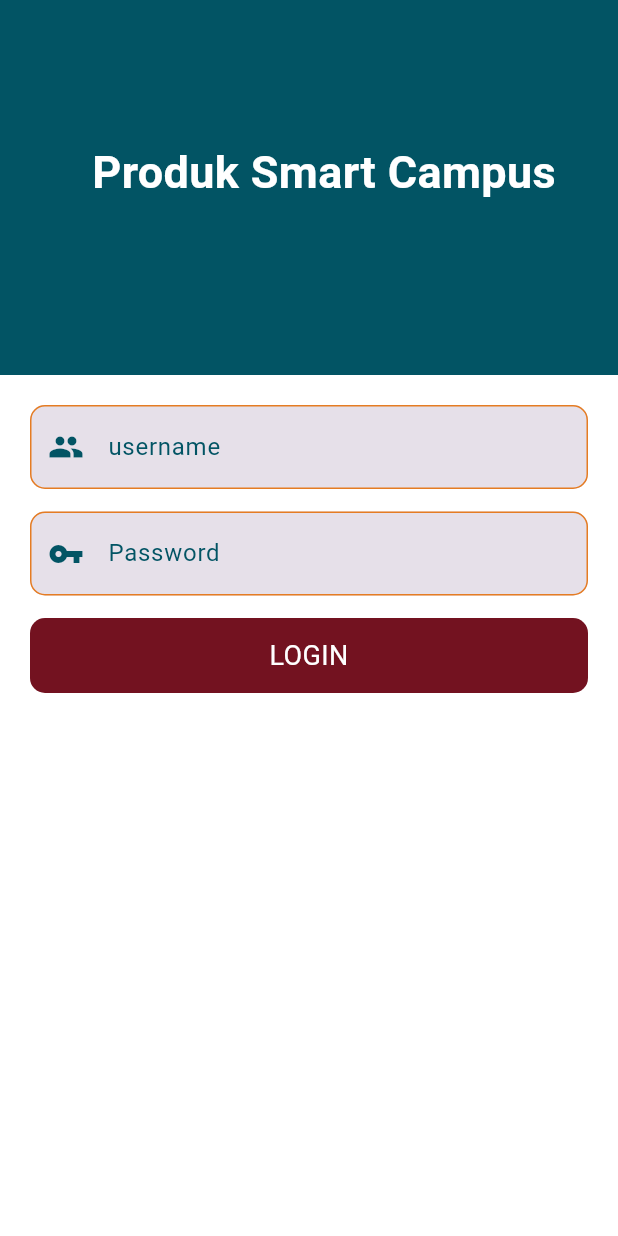
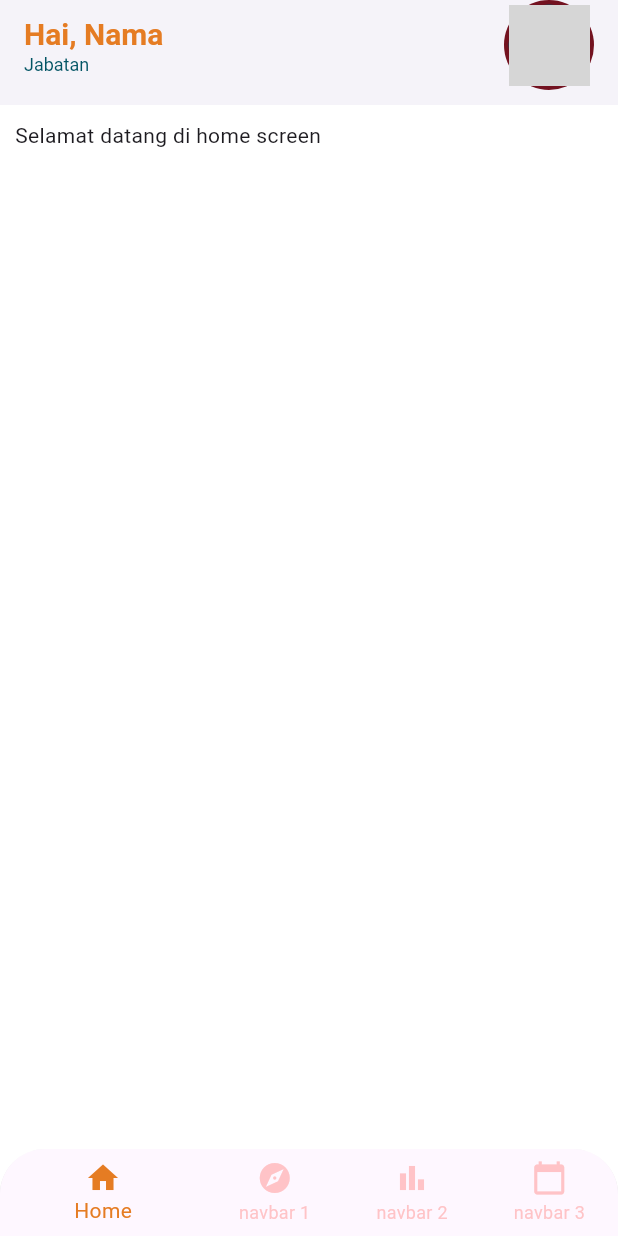
Before and after one commit to reflan/project_if22a, a Flutter app: the screen it shows after launch, on a phone screen of 412 x 824 dp. Run offline on Flutter 3.47's test engine with Material 3 defaults, Android fonts, the phone set to English and light mode, and no system bars; our stand-ins replace get; grey boxes are pictures that could not be loaded.

Commit message:
commit materi

```diff
--- a/lib/main.dart
+++ b/lib/main.dart
@@ -1,6 +1,7 @@
 import 'package:flutter/material.dart';
 import 'package:get/get.dart';
 import 'package:project_if22a/config/asset.dart';
+import 'package:project_if22a/screen/admin/dashboard_admin.dart';
 import 'package:project_if22a/screen/login.dart';
 
 void main() {
@@ -18,7 +19,7 @@ class MyApp extends StatelessWidget {
         scaffoldBackgroundColor: Colors.white,
       ),
       debugShowCheckedModeBanner: false,
-      home: Login(),
+      home: DashboardAdmin(),
     );
   }
 }
--- /dev/null
+++ b/lib/screen/admin/dashboard_admin.dart
@@ -0,0 +1,169 @@
+import 'package:flutter/material.dart';
+import 'package:project_if22a/config/asset.dart';
+import 'package:project_if22a/screen/admin/home_screen.dart';
+
+class DashboardAdmin extends StatefulWidget {
+  const DashboardAdmin({super.key});
+
+  @override
+  State<DashboardAdmin> createState() => _DashboardAdminState();
+}
+
+class _DashboardAdminState extends State<DashboardAdmin> {
+  int _selectedIndex = 0;
+  String _title = '';
+
+  List<Widget> _widgetOptions = <Widget>[
+    HomeScreen(),
+  ];
+  @override
+  void initState() {
+    super.initState();
+    _title = 'default';
+  }
+
+  Widget build(BuildContext context) {
+    return Scaffold(
+      backgroundColor: Colors.white,
+      appBar: PreferredSize(
+        child: AppBar(
+          elevation: 2,
+          toolbarHeight: 60,
+          backgroundColor: Color.fromARGB(255, 255, 255, 255),
+          centerTitle: true,
+          title: _title == 'default'
+              ? Container(
+                  child: Row(
+                    mainAxisAlignment: MainAxisAlignment.spaceBetween,
+                    children: <Widget>[
+                      Flexible(
+                        flex: 1,
+                        child: Column(
+                          crossAxisAlignment: CrossAxisAlignment.start,
+                          mainAxisAlignment: MainAxisAlignment.spaceBetween,
+                          children: <Widget>[
+                            Row(
+                              children: [
+                                Text(
+                                  'Hai, ',
+                                  overflow: TextOverflow.ellipsis,
+                                  maxLines: 1,
+                                  style: TextStyle(
+                                    fontSize: 20,
+                                    fontWeight: FontWeight.bold,
+                                    color: Asset.colorPrimary,
+                                  ),
+                                ),
+                                Text(
+                                  'Nama',
+                                  overflow: TextOverflow.ellipsis,
+                                  maxLines: 1,
+                                  style: TextStyle(
+                                    fontSize: 20,
+                                    fontWeight: FontWeight.bold,
+                                    color: Asset.colorPrimary,
+                                  ),
+                                ),
+                              ],
+                            ),
+                            Text(
+                              'Jabatan',
+                              maxLines: 1,
+                              style: TextStyle(
+                                fontSize: 12,
+                                // fontWeight: FontWeight.bold,
+                                color: Asset.colorPrimaryDark,
+                              ),
+                            ),
+                          ],
+                        ),
+                      ),
+                      CircleAvatar(
+                        radius: 30,
+                        backgroundColor: Asset.colorAccent,
+                        child: CircleAvatar(
+                          radius: 27,
+                          backgroundImage:
+                              AssetImage('asset/images/teknokrat.png'),
+                          backgroundColor: Asset.colorPrimaryDark,
+                        ),
+                      ),
+                    ],
+                  ),
+                )
+              : Text(
+                  _title,
+                  maxLines: 1,
+                  style: TextStyle(
+                    fontSize: 20,
+                    fontWeight: FontWeight.bold,
+                    color: Colors.black,
+                  ),
+                ),
+        ),
+        preferredSize: Size.fromHeight(70.0),
+      ),
+      bottomNavigationBar: ClipRRect(
+        borderRadius: BorderRadius.only(
+          topLeft: Radius.circular(30.0),
+          topRight: Radius.circular(30.0),
+        ),
+        child: BottomNavigationBar(
+          onTap: onTabTapped,
+          currentIndex: _selectedIndex,
+          showSelectedLabels: true,
+          showUnselectedLabels: true,
+          unselectedItemColor: Color.fromARGB(150, 255, 159, 159),
+          selectedItemColor: Asset.colorPrimary,
+          items: [
+            BottomNavigationBarItem(
+              label: "Home",
+              icon: Icon(Icons.home),
+            ),
+            BottomNavigationBarItem(
+              label: "navbar 1",
+              icon: Icon(Icons.explore),
+            ),
+            BottomNavigationBarItem(
+              label: "navbar 2",
+              icon: Icon(Icons.bar_chart),
+            ),
+            BottomNavigationBarItem(
+              label: "navbar 3",
+              icon: Icon(Icons.calendar_today),
+            ),
+          ],
+        ),
+      ),
+      body: _widgetOptions.elementAt(_selectedIndex),
+    );
+  }
+
+  void onTabTapped(int index) {
+    setState(() {
+      _selectedIndex = index;
+      switch (index) {
+        case 0:
+          {
+            _title = 'default';
+          }
+          break;
+        case 1:
+          {
+            _title = 'navbar 1';
+          }
+          break;
+        case 2:
+          {
+            _title = 'navbar 2';
+          }
+          break;
+        case 3:
+          {
+            _title = 'navbar 3';
+          }
+          break;
+      }
+    });
+  }
+}
--- /dev/null
+++ b/lib/screen/admin/home_screen.dart
@@ -0,0 +1,18 @@
+import 'package:flutter/material.dart';
+
+class HomeScreen extends StatefulWidget {
+  const HomeScreen({super.key});
+
+  @override
+  State<HomeScreen> createState() => _HomeScreenState();
+}
+
+class _HomeScreenState extends State<HomeScreen> {
+  @override
+  Widget build(BuildContext context) {
+    return SingleChildScrollView(
+      padding: EdgeInsets.all(10),
+      child: Text("Selamat datang di home screen"),
+    );
+  }
+}
--- a/pubspec.yaml
+++ b/pubspec.yaml
@@ -20,6 +20,7 @@ version: 1.0.0+1
 
 environment:
   sdk: '>=3.3.0 <4.0.0'
+  # sdk: '>=2.19.0 <3.0.0'
 
 # Dependencies specify other packages that your package needs in order to work.
 # To automatically upgrade your package dependencies to the latest versions
@@ -36,9 +37,13 @@ dependencies:
   # Use with the CupertinoIcons class for iOS style icons.
   cupertino_icons: ^1.0.6
   get: ^4.6.6
+  # get: ^4.6.5
   shared_preferences: ^2.2.3
+  # shared_preferences: ^2.2.2
   http: ^1.2.1
+  # http: ^0.13.6
   fl_chart: ^0.67.0
+  # fl_chart: ^0.62.0
   carousel_slider: ^4.2.1
   flutter_svg: ^2.0.10+1
 
@@ -52,6 +57,7 @@ dev_dependencies:
   # package. See that file for information about deactivating specific lint
   # rules and activating additional ones.
   flutter_lints: ^3.0.0
+  # flutter_lints: ^2.0.0
 
 # For information on the generic Dart part of this file, see the
 # following page: https://dart.dev/tools/pub/pubspec
```
